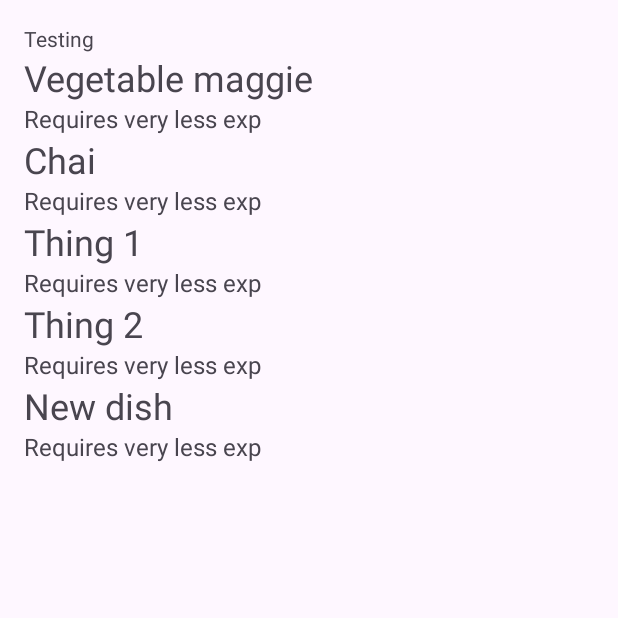
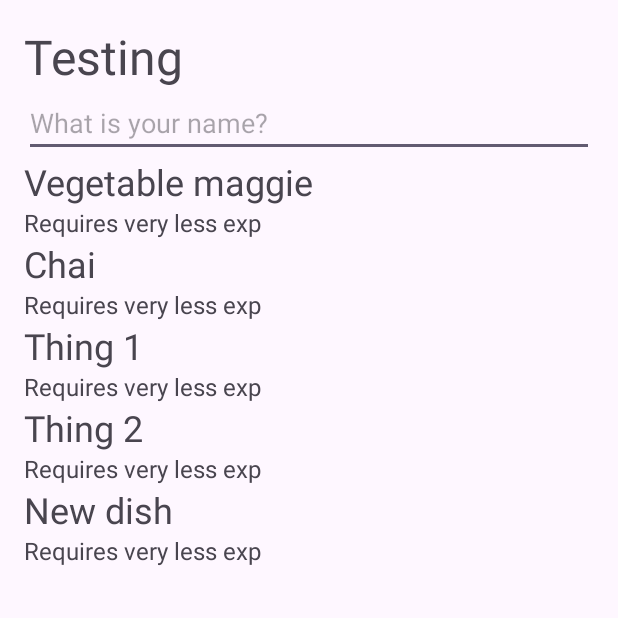
Before and after one commit to kartik1225/reading_json_android, an Android app: the screen it shows after launch (MainActivity), on a phone screen of 412 x 824 dp, the top half of it. Run offline under Robolectric (Android 15) with nearby library versions, the phone set to English and light mode, and no system bars.

Commit message:
added user name input

```diff
--- a/app/src/main/java/com/example/readingjson/MainActivity.kt
+++ b/app/src/main/java/com/example/readingjson/MainActivity.kt
@@ -3,6 +3,9 @@ package com.example.readingjson
 import androidx.appcompat.app.AppCompatActivity
 import android.os.Bundle
 import android.util.Log
+import android.widget.EditText
+import android.widget.TextView
+import androidx.core.widget.addTextChangedListener
 import androidx.recyclerview.widget.LinearLayoutManager
 import androidx.recyclerview.widget.RecyclerView
 import kotlinx.serialization.json.Json
@@ -10,12 +13,22 @@ import java.io.InputStreamReader
 
 class MainActivity : AppCompatActivity() {
     lateinit var recyclerView : RecyclerView
+    lateinit var nameEditTextView: EditText
+    var userName: String = ""
 
     override fun onCreate(savedInstanceState: Bundle?) {
         super.onCreate(savedInstanceState)
         setContentView(R.layout.activity_main)
 
         recyclerView = findViewById(R.id.rc_view)
+        nameEditTextView = findViewById(R.id.name_input)
+        var userNameView = findViewById<TextView>(R.id.user_name)
+
+        nameEditTextView.addTextChangedListener { text ->
+            userName = text.toString()
+            userNameView.text = userName
+        }
+
 
         recyclerView.layoutManager = LinearLayoutManager(this)
 
--- a/app/src/main/res/layout/activity_main.xml
+++ b/app/src/main/res/layout/activity_main.xml
@@ -11,7 +11,15 @@
         android:layout_width="wrap_content"
         android:layout_height="wrap_content"
         android:text="Testing"
+        android:textSize="32.sp"
+        android:id="@+id/user_name"
         />
+
+    <EditText
+        android:layout_width="match_parent"
+        android:layout_height="wrap_content"
+        android:hint="What is your name?"
+        android:id="@+id/name_input"/>
 
     <androidx.recyclerview.widget.RecyclerView
         android:id="@+id/rc_view"
```
